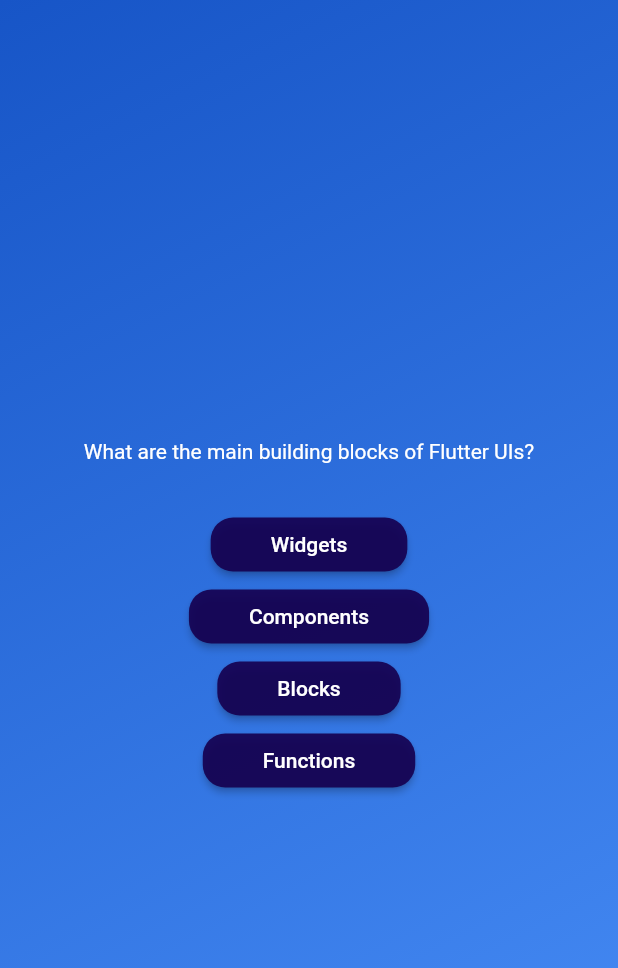
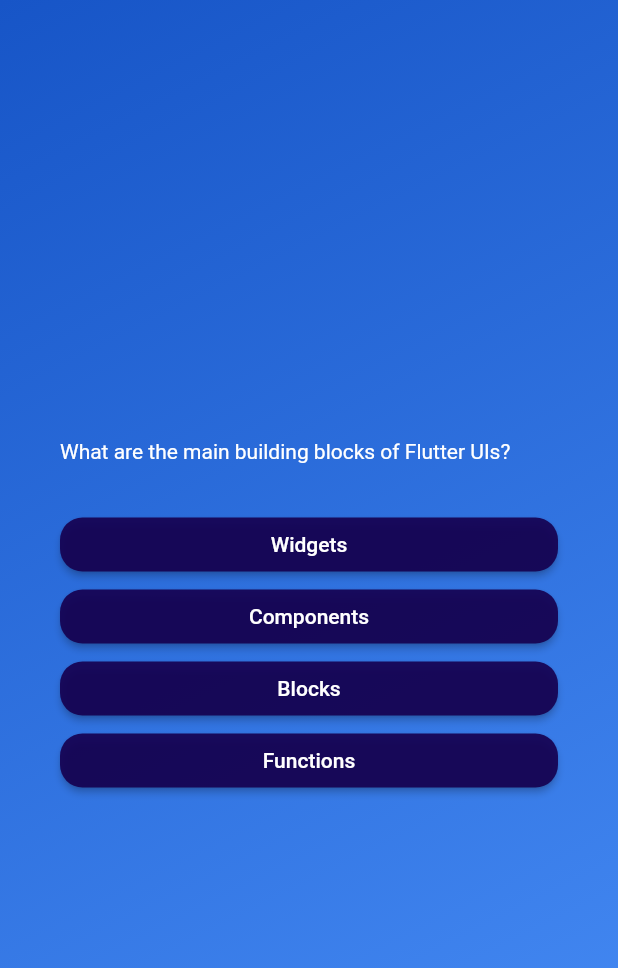
Before and after one commit to omarzouaoui1/QuizApp, a Flutter app: the screen it shows after launch, after a tap on "Start Quiz", on a phone screen of 412 x 824 dp. Shown: the top 968 px of the screen. Run offline on Flutter 3.47's test engine with Material 2 defaults, Android fonts, the phone set to English and light mode, and no system bars.

Commit message:
Alignment, Margin & Padding buttons

```diff
--- a/flutter_quiz_app/lib/questions_screen.dart
+++ b/flutter_quiz_app/lib/questions_screen.dart
@@ -15,8 +15,11 @@ class _QuestionsScreenState extends State<QuestionsScreen> {
     final currentQuestion = questions[0];
     return SizedBox(
       width: double.infinity,
+      child: Padding(
+        padding: const EdgeInsets.all(40.0),
         child: Column(
           mainAxisAlignment: MainAxisAlignment.center,
+          crossAxisAlignment: CrossAxisAlignment.stretch,
           children: [
             Text(
               currentQuestion.text,
@@ -35,6 +38,7 @@ class _QuestionsScreenState extends State<QuestionsScreen> {
             )
           ],
         ),
+      ),
     );
   }
 }
```
Lines whose indentation alone changed are shown as unchanged.
